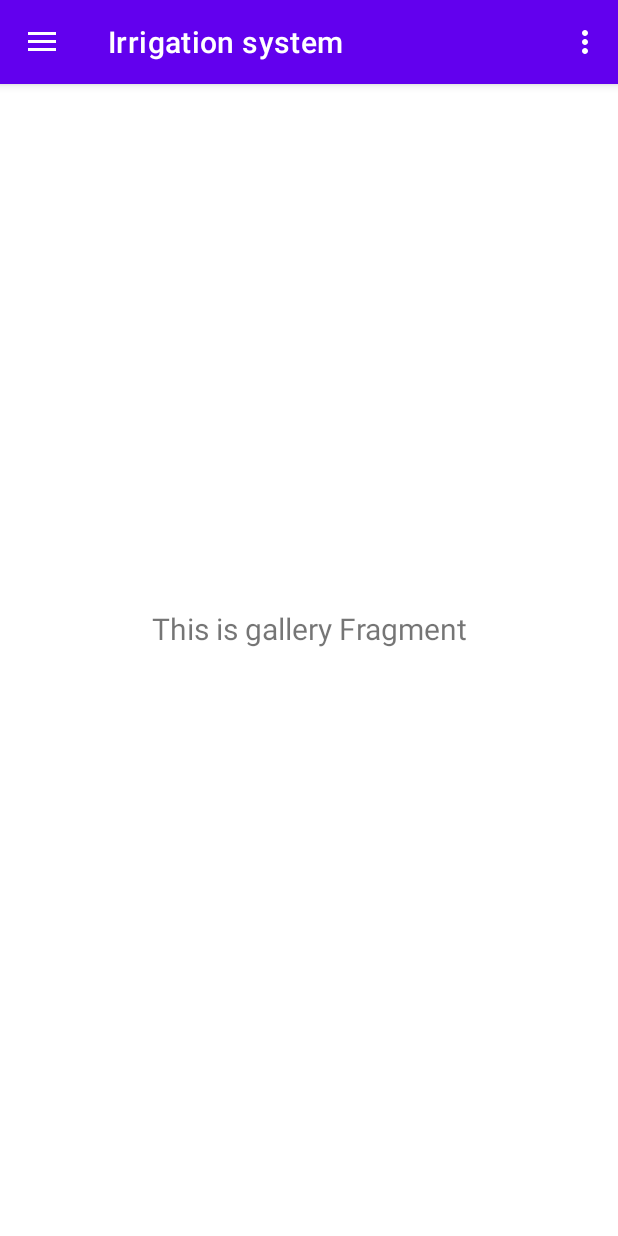
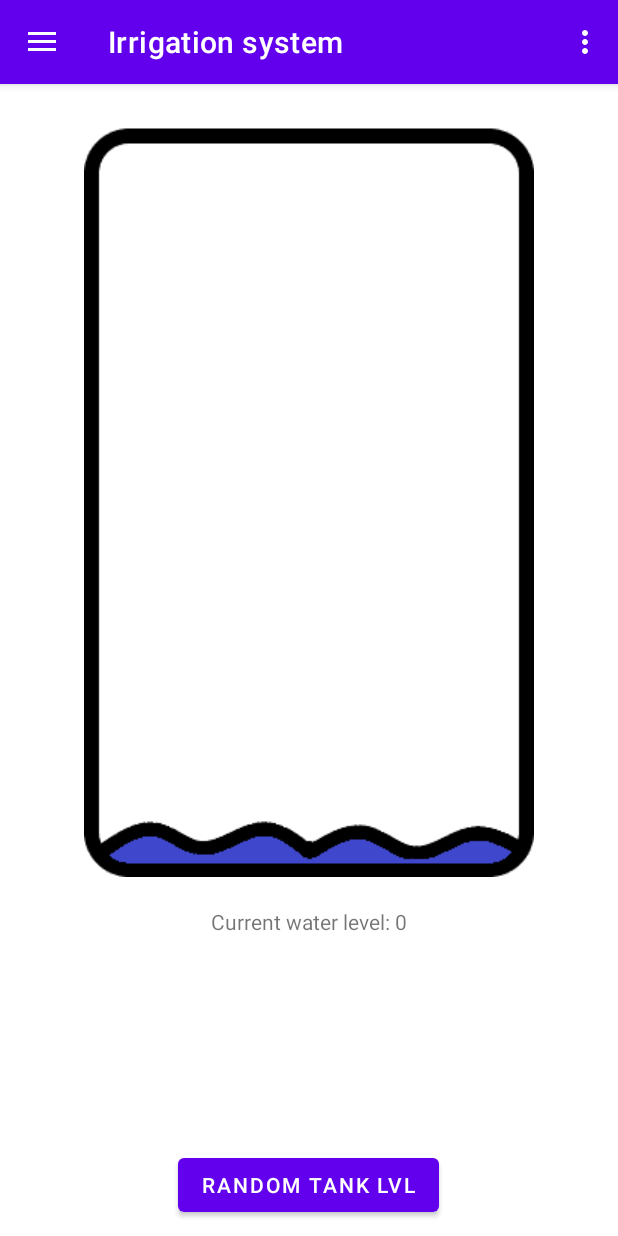
Before and after one commit to jasmijnv/Engineering_design_app, an Android app: the screen it shows after launch (MainActivity), in the side drawer, after a tap on "Irrigation system", on a phone screen of 412 x 824 dp. Run offline under Robolectric (Android 15) with nearby library versions, the light colour scheme and no system bars; our stand-ins replace navigation-ui.

Commit message:
Created the water tank page

```diff
--- a/app/src/main/java/com/example/myapplication_2/MainActivity.kt
+++ b/app/src/main/java/com/example/myapplication_2/MainActivity.kt
@@ -1,7 +1,9 @@
 package com.example.myapplication_2
 
 import android.os.Bundle
+import android.util.Log
 import android.view.Menu
+import android.widget.Button
 import com.google.android.material.snackbar.Snackbar
 import com.google.android.material.navigation.NavigationView
 import androidx.navigation.findNavController
@@ -12,6 +14,7 @@ import androidx.navigation.ui.setupWithNavController
 import androidx.drawerlayout.widget.DrawerLayout
 import androidx.appcompat.app.AppCompatActivity
 import com.example.myapplication_2.databinding.ActivityMainBinding
+import com.example.myapplication_2.databinding.FragmentGalleryBinding
 
 class MainActivity : AppCompatActivity() {
 
@@ -20,7 +23,6 @@ class MainActivity : AppCompatActivity() {
 
     override fun onCreate(savedInstanceState: Bundle?) {
         super.onCreate(savedInstanceState)
-
         binding = ActivityMainBinding.inflate(layoutInflater)
         setContentView(binding.root)
 
@@ -39,6 +41,7 @@ class MainActivity : AppCompatActivity() {
         )
         setupActionBarWithNavController(navController, appBarConfiguration)
         navView.setupWithNavController(navController)
+
     }
 
     override fun onCreateOptionsMenu(menu: Menu): Boolean {
@@ -51,4 +54,5 @@ class MainActivity : AppCompatActivity() {
         val navController = findNavController(R.id.nav_host_fragment_content_main)
         return navController.navigateUp(appBarConfiguration) || super.onSupportNavigateUp()
     }
+
 }
--- a/app/src/main/java/com/example/myapplication_2/ui/gallery/GalleryFragment.kt
+++ b/app/src/main/java/com/example/myapplication_2/ui/gallery/GalleryFragment.kt
@@ -1,13 +1,17 @@
 package com.example.myapplication_2.ui.gallery
 
 import android.os.Bundle
+import android.util.Log
 import android.view.LayoutInflater
 import android.view.View
 import android.view.ViewGroup
+import android.widget.Button
 import android.widget.TextView
+import androidx.core.view.isVisible
 import androidx.fragment.app.Fragment
 import androidx.lifecycle.ViewModelProvider
 import com.example.myapplication_2.databinding.FragmentGalleryBinding
+import kotlin.math.round
 
 class GalleryFragment : Fragment() {
 
@@ -27,10 +31,19 @@ class GalleryFragment : Fragment() {
 
         _binding = FragmentGalleryBinding.inflate(inflater, container, false)
         val root: View = binding.root
+//        code for displaying the default text:
+//        val textView: TextView = binding.textGallery
+//        galleryViewModel.text.observe(viewLifecycleOwner) {
+//            textView.text = it
+//        }
 
-        val textView: TextView = binding.textGallery
-        galleryViewModel.text.observe(viewLifecycleOwner) {
-            textView.text = it
+        // creates a button
+        // when clicked, it will take the value of water tank from the arduino
+        // and change the image and value in the page accordingly
+        val button = binding.watertankbutton
+        button.setOnClickListener {
+            val waterLevel = (1..100).random()
+            tankImage(waterLevel)
         }
         return root
     }
@@ -39,4 +52,23 @@ class GalleryFragment : Fragment() {
         super.onDestroyView()
         _binding = null
     }
+
+    private fun tankImage(level: Int) {
+        Log.d("BUTTONS", "User tapped the water tank button")
+        var images = arrayOf(binding.watertank0, binding.watertank20, binding.watertank40, binding.watertank60, binding.watertank80, binding.watertank100)
+        val currentImage = round(level / 20.0).toInt()
+        var levelText = binding.textView2
+        levelText.text="Current water level: ${currentImage*20}%"
+        Log.d("WATER-LEVEL", "$level")
+        Log.d("CURRENT-IMAGE", "$currentImage")
+
+        for (i in 0..5) {
+            if (i == currentImage){
+                images[i].visibility = View.VISIBLE
+            } else {
+                images[i].visibility = View.GONE
+            }
+
+        }
+    }
 }
--- a/app/src/main/java/com/example/myapplication_2/ui/gallery/GalleryViewModel.kt
+++ b/app/src/main/java/com/example/myapplication_2/ui/gallery/GalleryViewModel.kt
@@ -7,7 +7,7 @@ import androidx.lifecycle.ViewModel
 class GalleryViewModel : ViewModel() {
 
     private val _text = MutableLiveData<String>().apply {
-        value = "This is gallery Fragment"
+        value = "This is gallery/irrigation system Fragment"
     }
     val text: LiveData<String> = _text
 }
--- a/app/src/main/res/layout/fragment_gallery.xml
+++ b/app/src/main/res/layout/fragment_gallery.xml
@@ -6,19 +6,105 @@
     android:layout_height="match_parent"
     tools:context=".ui.gallery.GalleryFragment">
 
-    <TextView
-        android:id="@+id/text_gallery"
-        android:layout_width="match_parent"
+<!--    <TextView-->
+<!--        android:id="@+id/text_gallery"-->
+<!--        android:layout_width="match_parent"-->
+<!--        android:layout_height="wrap_content"-->
+<!--        android:layout_marginStart="8dp"-->
+<!--        android:layout_marginTop="10dp"-->
+<!--        android:layout_marginEnd="8dp"-->
+<!--        android:textAlignment="center"-->
+<!--        android:textSize="20sp"-->
+<!--        app:layout_constraintEnd_toEndOf="parent"-->
+<!--        app:layout_constraintHorizontal_bias="0.0"-->
+<!--        app:layout_constraintStart_toStartOf="parent"-->
+<!--        app:layout_constraintTop_toBottomOf="@+id/watertank0" />-->
+
+    <Button
+        android:id="@+id/watertankbutton"
+        android:layout_width="wrap_content"
         android:layout_height="wrap_content"
-        android:layout_marginStart="8dp"
-        android:layout_marginTop="8dp"
-        android:layout_marginEnd="8dp"
-        android:textAlignment="center"
-        android:textSize="20sp"
+        android:layout_marginStart="158dp"
+        android:layout_marginEnd="159dp"
+        android:layout_marginBottom="10dp"
+        android:text="Random tank lvl"
         app:layout_constraintBottom_toBottomOf="parent"
         app:layout_constraintEnd_toEndOf="parent"
-        app:layout_constraintHorizontal_bias="0.0"
-        app:layout_constraintStart_toStartOf="parent"
-        app:layout_constraintTop_toTopOf="parent"
-        app:layout_constraintVertical_bias="0.466" />
+        app:layout_constraintStart_toStartOf="parent" />
+
+    <ImageView
+        android:id="@+id/watertank0"
+        android:layout_width="wrap_content"
+        android:layout_height="wrap_content"
+        android:layout_marginBottom="20dp"
+        android:src="@drawable/watertank0"
+        android:visibility="visible"
+        app:layout_constraintBottom_toTopOf="@id/textView2"
+        app:layout_constraintEnd_toEndOf="parent"
+        app:layout_constraintStart_toStartOf="parent" />
+
+    <ImageView
+        android:id="@+id/watertank20"
+        android:layout_width="wrap_content"
+        android:layout_height="wrap_content"
+        android:layout_marginBottom="20dp"
+        android:src="@drawable/watertank20"
+        android:visibility="gone"
+        app:layout_constraintBottom_toTopOf="@id/textView2"
+        app:layout_constraintEnd_toEndOf="parent"
+        app:layout_constraintStart_toStartOf="parent" />
+    <ImageView
+        android:id="@+id/watertank40"
+        android:layout_width="wrap_content"
+        android:layout_height="wrap_content"
+        android:layout_marginBottom="20dp"
+        android:src="@drawable/watertank40"
+        android:visibility="gone"
+        app:layout_constraintBottom_toTopOf="@id/textView2"
+        app:layout_constraintEnd_toEndOf="parent"
+        app:layout_constraintStart_toStartOf="parent" />
+    <ImageView
+        android:id="@+id/watertank60"
+        android:layout_width="wrap_content"
+        android:layout_height="wrap_content"
+        android:layout_marginBottom="20dp"
+        android:src="@drawable/watertank60"
+        android:visibility="gone"
+        app:layout_constraintBottom_toTopOf="@id/textView2"
+        app:layout_constraintEnd_toEndOf="parent"
+        app:layout_constraintStart_toStartOf="parent" />
+    <ImageView
+        android:id="@+id/watertank80"
+        android:layout_width="wrap_content"
+        android:layout_height="wrap_content"
+        android:layout_marginBottom="20dp"
+        android:src="@drawable/watertank80"
+        android:visibility="gone"
+        app:layout_constraintBottom_toTopOf="@id/textView2"
+        app:layout_constraintEnd_toEndOf="parent"
+        app:layout_constraintStart_toStartOf="parent" />
+    <ImageView
+        android:id="@+id/watertank100"
+        android:layout_width="wrap_content"
+        android:layout_height="wrap_content"
+        android:layout_marginBottom="20dp"
+        android:src="@drawable/watertank100"
+        android:visibility="gone"
+        app:layout_constraintBottom_toTopOf="@id/textView2"
+        app:layout_constraintEnd_toEndOf="parent"
+        app:layout_constraintStart_toStartOf="parent" />
+
+    <TextView
+        android:id="@+id/textView2"
+        android:layout_width="wrap_content"
+        android:layout_height="wrap_content"
+        android:layout_marginStart="137dp"
+        android:layout_marginEnd="138dp"
+        android:layout_marginBottom="200dp"
+        android:text="Current water level: 0"
+        app:layout_constraintBottom_toBottomOf="parent"
+        app:layout_constraintEnd_toEndOf="parent"
+        app:layout_constraintStart_toStartOf="parent" />
+
+
 </androidx.constraintlayout.widget.ConstraintLayout>
```
Also changed, not shown: app/src/main/res/drawable/watertank0.png (added), app/src/main/res/drawable/watertank100.png (added), app/src/main/res/drawable/watertank20.png (added), app/src/main/res/drawable/watertank40.png (added), app/src/main/res/drawable/watertank60.png (added), app/src/main/res/drawable/watertank80.png (added).
